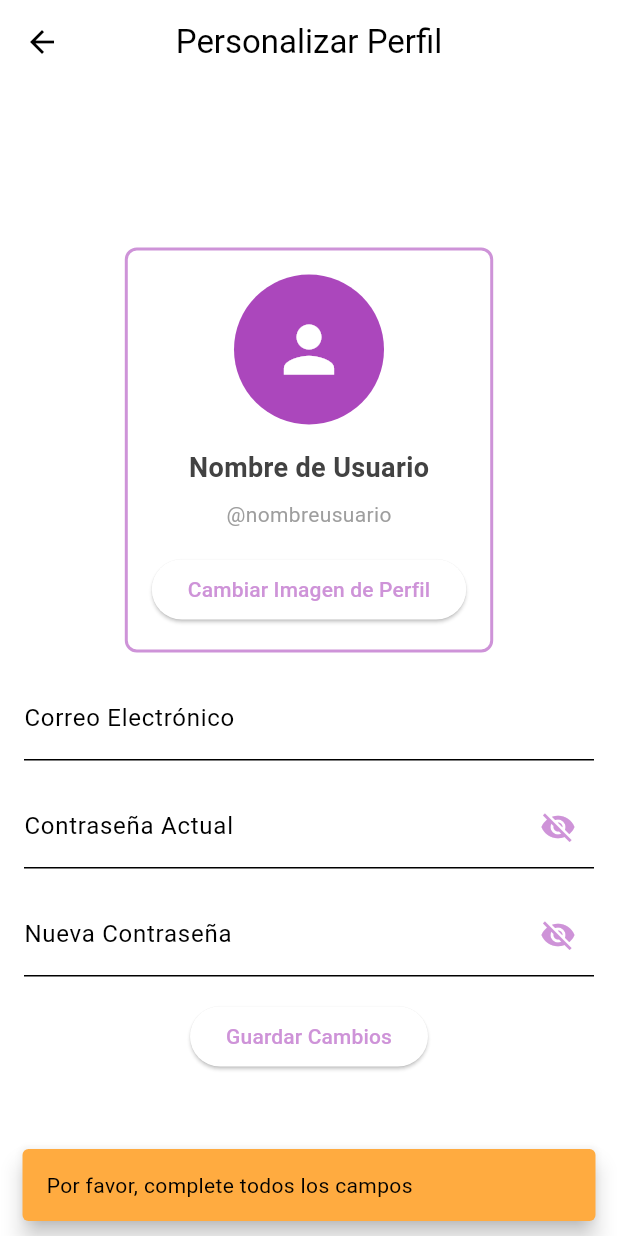
After one commit to RuedaKollmerOscar/Examen_Final_PSP_PMDM, a Flutter app: the AccountView screen opened by its route, after a tap on "Guardar Cambios", on a phone screen of 412 x 824 dp. The commit adds this screen. Run offline on Flutter 3.47's test engine with Material 3 defaults, Android fonts, the light colour scheme and no system bars; our stand-ins replace cloud_firestore, firebase_auth, firebase_core, flutter_spinkit; accounts and stored records are empty; generated files the repository leaves out were written again.

Commit message:
Se ha creado una vista para configurar tu cuenta. De momento permite hacer un cambio de contraseña.

```diff
--- a/lib/Custom/Widgets/CustomSnackbar.dart
+++ b/lib/Custom/Widgets/CustomSnackbar.dart
@@ -18,7 +18,7 @@ class CustomSnackbar {
             color: Colors.black
         ),
       ),
-      backgroundColor: Colors.red,
+      backgroundColor: Colors.orangeAccent,
       duration: duration,
       behavior: behavior,
     );
--- /dev/null
+++ b/lib/Main/AccountView.dart
@@ -0,0 +1,196 @@
+import 'package:flutter/material.dart';
+import 'package:techshop/Singletone/DataHolder.dart';
+
+import '../Custom/Widgets/CustomSnackbar.dart';
+
+class AccountView extends StatefulWidget {
+  const AccountView({super.key});
+
+  @override
+  State<AccountView> createState() => _AccountViewState();
+}
+
+class _AccountViewState extends State<AccountView> {
+  TextEditingController tecEmail = TextEditingController();
+  TextEditingController tecPassword = TextEditingController();
+  TextEditingController tecNewPassword = TextEditingController();
+
+  bool blsIsPassword = false;
+  bool blsIsNewPassword = false;
+
+  @override
+  void initState() {
+    super.initState();
+    tecEmail.text = DataHolder().fbadmin.getCurrentUserEmail()!;
+  }
+
+  @override
+  Widget build(BuildContext context) {
+    return Scaffold(
+      appBar: AppBar(
+        title: const Text('Personalizar Perfil'),
+        centerTitle: true,
+      ),
+      body: Center(
+        child: SingleChildScrollView(
+          child: Padding(
+            padding: const EdgeInsets.all(16.0),
+            child: Column(
+              crossAxisAlignment: CrossAxisAlignment.center,
+              children: [
+                Container(
+                  padding: const EdgeInsets.all(16),
+                  decoration: BoxDecoration(
+                    border: Border.all(
+                      color: Theme.of(context).colorScheme.primary,
+                      width: 2,
+                    ),
+                    borderRadius: BorderRadius.circular(8),
+                  ),
+                  child: Column(
+                    children: [
+                      CircleAvatar(
+                        radius: 50,
+                        backgroundColor: Theme.of(context).colorScheme.secondary,
+                        child: const Icon(
+                          Icons.person,
+                          size: 50,
+                          color: Colors.white,
+                        ),
+                      ),
+                      const SizedBox(height: 16),
+                      const Text(
+                        'Nombre de Usuario',
+                        style: TextStyle(
+                          fontSize: 18,
+                          fontWeight: FontWeight.bold,
+                        ),
+                      ),
+                      const SizedBox(height: 8),
+                      const Text(
+                        '@nombreusuario',
+                        style: TextStyle(
+                          color: Colors.grey,
+                        ),
+                      ),
+                      const SizedBox(height: 16),
+                      ElevatedButton(
+                        onPressed: () {
+                          // Acción para cambiar la imagen del perfil
+                        },
+                        child: const Text('Cambiar Imagen de Perfil'),
+                      ),
+                    ],
+                  ),
+                ),
+                const SizedBox(height: 16),
+                TextField(
+                  controller: tecEmail,
+                  decoration: const InputDecoration(
+                    labelText: 'Correo Electrónico',
+                    hintText: 'Ingresa tu correo electrónico actual',
+                  ),
+                ),
+                const SizedBox(height: 16),
+                TextField(
+                  controller: tecPassword,
+                  decoration: InputDecoration(
+                    labelText: 'Contraseña Actual',
+                    hintText: 'Ingresa tu contraseña actual',
+                    suffixIcon: IconButton(
+                      icon: Icon(
+                        blsIsPassword
+                            ? Icons.visibility
+                            : Icons.visibility_off,
+                        color: Theme.of(context).colorScheme.primary,
+                      ),
+                      onPressed: () {
+                        setState(() {
+                          blsIsPassword = !blsIsPassword;
+                        });
+                      },
+                    ),
+                  ),
+                  obscureText: !blsIsPassword,
+                ),
+                const SizedBox(height: 16),
+                TextField(
+                  controller: tecNewPassword,
+                  decoration: InputDecoration(
+                    labelText: 'Nueva Contraseña',
+                    hintText: 'Ingresa tu nueva contraseña',
+                    suffixIcon: IconButton(
+                      icon: Icon(
+                        blsIsNewPassword
+                            ? Icons.visibility
+                            : Icons.visibility_off,
+                        color: Theme.of(context).colorScheme.primary,
+                      ),
+                      onPressed: () {
+                        setState(() {
+                          blsIsNewPassword = !blsIsNewPassword;
+                        });
+                      },
+                    ),
+                  ),
+                  obscureText: !blsIsNewPassword,
+                ),
+                const SizedBox(height: 16),
+                ElevatedButton(
+                  onPressed: guardarCambios,
+                  child: const Text('Guardar Cambios'),
+                ),
+              ],
+            ),
+          ),
+        ),
+      ),
+    );
+  }
+
+  // Gestiona el boton de inicar sesión
+  void guardarCambios() {
+    String errorMessage = checkFields();
+
+    if(errorMessage.isNotEmpty){
+      CustomSnackbar(sMensaje: errorMessage).show(context);
+    }
+    else if (errorMessage.isEmpty) {
+      Future<String?> result = DataHolder().fbadmin.iniciarSesion(tecEmail.text, tecPassword.text);
+      result.then((mensajeError) async {
+        if (mensajeError == null || mensajeError.isEmpty) {
+          var user = DataHolder().fbadmin.getCurrentUser();
+          if (user != null) {
+            try {
+              await user.updatePassword(tecNewPassword.text);
+              CustomSnackbar(sMensaje: "Los cambios se guardaron correctamente").show(context);
+            } catch (e) {
+              CustomSnackbar(sMensaje: "Error al guardar los cambios").show(context);
+            }
+          }
+        } else {
+          CustomSnackbar(sMensaje: mensajeError).show(context);
+        }
+      }
+      );
+    }
+  }
+
+  String checkFields() {
+    StringBuffer errorMessage = StringBuffer();
+    if (tecEmail.text.isEmpty && tecPassword.text.isEmpty && tecNewPassword.text.isEmpty) {
+      errorMessage.write('Por favor, complete todos los campos');
+    } else if (tecEmail.text.isEmpty) {
+      errorMessage.write('Por favor, complete el campo de correo electrónico');
+    } else if (tecPassword.text.isEmpty) {
+      errorMessage.write('Por favor, complete el campo de contraseña');
+    } else if (tecNewPassword.text.isEmpty) {
+      errorMessage.write('Por favor, complete el campo de confirmación de contraseña');
+    } else if (tecNewPassword.text.length < 8) {
+      errorMessage.write('La contraseña debe tener al menos 8 caracteres');
+    } else if (tecPassword.text == tecNewPassword.text) {
+      errorMessage.write('Las contraseñas no pueden coincidir');
+    }
+    return errorMessage.toString();
+  }
+}
--- a/lib/Main/HomeView.dart
+++ b/lib/Main/HomeView.dart
@@ -16,6 +16,7 @@ class HomeView extends StatefulWidget {
 class _HomeViewState extends State<HomeView> {
   final List<FbComponente> componentes = [];
   late Future<List<FbComponente>> futureComponentes;
+
   @override
   void initState() {
     super.initState();
@@ -34,8 +35,7 @@ class _HomeViewState extends State<HomeView> {
           ),
         ),
         centerTitle: true,
-        backgroundColor: Colors.transparent,
-        elevation: 0,
+        backgroundColor: Colors.transparent
       ),
       body: listBody(),
       drawer: CustomDrawer(fOnItemTap: onDrawerPressed),
@@ -43,14 +43,17 @@ class _HomeViewState extends State<HomeView> {
   }
 
   void onDrawerPressed(int indice) async {
+    if (indice == 2) {
+      Navigator.popAndPushNamed(context, "/accountview");
+    }
     if (indice == 4) {
       DataHolder().fbadmin.cerrarSesion();
       Navigator.of(context).pushAndRemoveUntil(
         MaterialPageRoute(builder: (BuildContext context) => const LoginView()),
-    ModalRoute.withName("/loginview"));
+        ModalRoute.withName("/loginview"),
+      );
     }
   }
-
 
   Widget listBody() {
     return ListView.separated(
@@ -73,9 +76,7 @@ class _HomeViewState extends State<HomeView> {
 
   Widget separadorLista(BuildContext context, int index) {
     return Divider(
-        thickness: 2,
-        color: Theme.of(context).colorScheme.primary
-    );
+        thickness: 2, color: Theme.of(context).colorScheme.primary);
   }
 
   // Gestiona el click del post
--- a/lib/OnBoarding/LoginView.dart
+++ b/lib/OnBoarding/LoginView.dart
@@ -15,7 +15,7 @@ class _LoginViewState extends State<LoginView> {
   final TextEditingController tecEmail = TextEditingController();
   final TextEditingController tecPasswd = TextEditingController();
 
-  bool isPasswordVisible = false;
+  bool blsIsPassword = false;
 
   @override
   Widget build(BuildContext context) {
@@ -52,18 +52,18 @@ class _LoginViewState extends State<LoginView> {
 
                 CustomTextField(
                   sHint: "Contraseña",
-                  blIsPasswd: !isPasswordVisible,
+                  blIsPasswd: !blsIsPassword,
                   tecControler: tecPasswd,
                   iconButton: IconButton(
                     icon: Icon(
-                      isPasswordVisible
+                      blsIsPassword
                           ? Icons.visibility
                           : Icons.visibility_off,
                       color: Theme.of(context).colorScheme.inversePrimary,
                     ),
                     onPressed: () {
                       setState(() {
-                        isPasswordVisible = !isPasswordVisible;
+                        blsIsPassword = !blsIsPassword;
                       });
                     },
                   ),
@@ -72,7 +72,7 @@ class _LoginViewState extends State<LoginView> {
                 const SizedBox(height: 25),
 
                 CustomButton(
-                  onTap: () => iniciarSesion(tecEmail.text, tecPasswd.text),
+                  onTap: iniciarSesion,
                   sText: "Inicar sesión",
                 ),
 
@@ -108,7 +108,7 @@ class _LoginViewState extends State<LoginView> {
   }
 
   // Gestiona el boton de inicar sesión
-  void iniciarSesion(String email, String password) {
+  void iniciarSesion() {
     String errorMessage = checkFields();
 
     if(errorMessage.isNotEmpty){
--- a/lib/OnBoarding/RegisterView.dart
+++ b/lib/OnBoarding/RegisterView.dart
@@ -81,7 +81,10 @@ class _RegisterViewState extends State<RegisterView> {
 
                 const SizedBox(height: 25),
 
-                CustomButton(sText: "Registrate", onTap: () => registrarUsuario(tecEmail.text, tecPasswd.text)),
+                CustomButton(
+                  onTap: registrarUsuario,
+                  sText: "Registrate"
+                ),
 
                 const SizedBox(height: 25),
 
@@ -118,7 +121,7 @@ class _RegisterViewState extends State<RegisterView> {
   }
 
   // Gestiona el boton de registrarse
-  void registrarUsuario(String email, String password) {
+  void registrarUsuario() {
     String errorMessage = checkFields();
 
     if(errorMessage.isNotEmpty){
--- a/lib/Singletone/FirebaseAdmin.dart
+++ b/lib/Singletone/FirebaseAdmin.dart
@@ -4,15 +4,20 @@ import 'package:techshop/FirestoreObjects/FbComponente.dart';
 
 class FirebaseAdmin {
   FirebaseFirestore db = FirebaseFirestore.instance;
+  FirebaseAuth dbAuth = FirebaseAuth.instance;
 
   // Devuelve el ID del usuario logeado
   String? getCurrentUserID(){
-    return FirebaseAuth.instance.currentUser?.uid;
+    return dbAuth.currentUser?.uid;
   }
 
   // Devuelve el usuario logeado
   User? getCurrentUser(){
-    return FirebaseAuth.instance.currentUser;
+    return dbAuth.currentUser;
+  }
+
+  String? getCurrentUserEmail(){
+    return dbAuth.currentUser?.email;
   }
 
   // Devuelve una instancia de la base de datos de autentificación
--- a/lib/TechShopApp.dart
+++ b/lib/TechShopApp.dart
@@ -2,6 +2,7 @@ import 'package:flutter/material.dart';
 import 'package:techshop/Main/HomeView.dart';
 import 'package:techshop/Theme/DarkMode.dart';
 
+import 'Main/AccountView.dart';
 import 'OnBoarding/LoginView.dart';
 import 'OnBoarding/RegisterView.dart';
 import 'Splash/SplashView.dart';
@@ -22,6 +23,7 @@ class TechShopApp extends StatelessWidget {
         "/registerview": (context) => RegisterView(),
         "/homeview": (context) => HomeView(),
         "/splashview": (context) => SplashView(),
+        "/accountview": (context) => AccountView()
       },
       initialRoute: "/splashview"
     );
--- a/lib/main.dart
+++ b/lib/main.dart
@@ -10,6 +10,6 @@ void main() async{
     options: DefaultFirebaseOptions.currentPlatform,
   );
 
-  TechShopApp techShopApp =   const TechShopApp();
+  TechShopApp techShopApp = const TechShopApp();
   runApp(techShopApp);
 }
```
Lines whose indentation alone changed are shown as unchanged.
